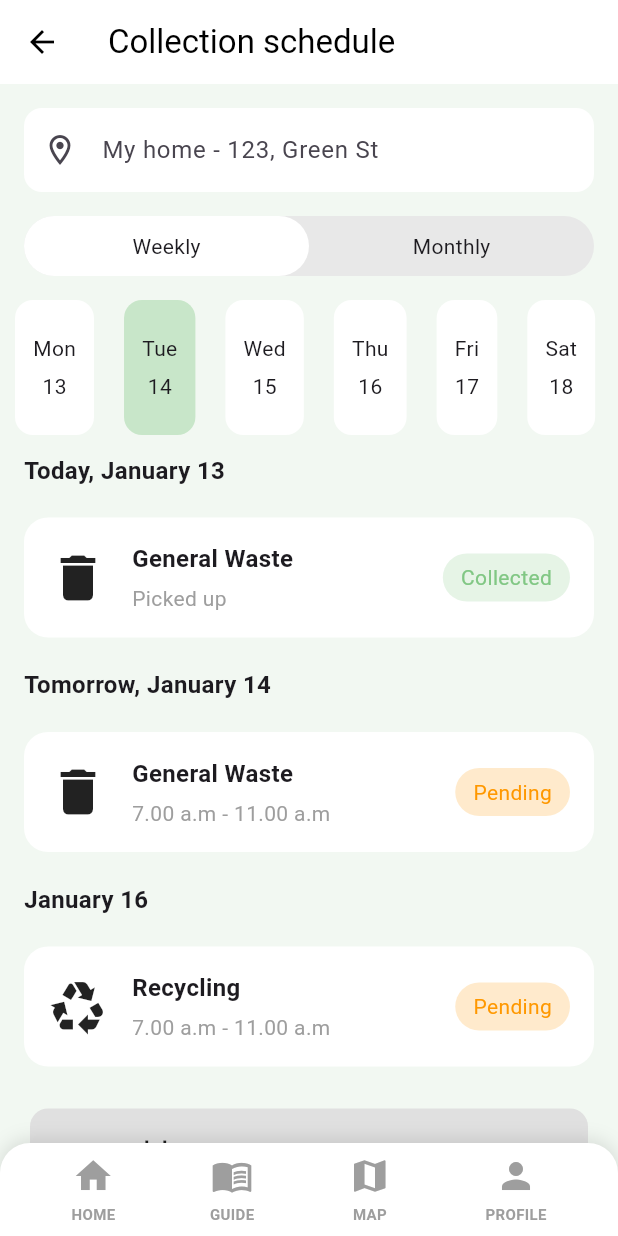
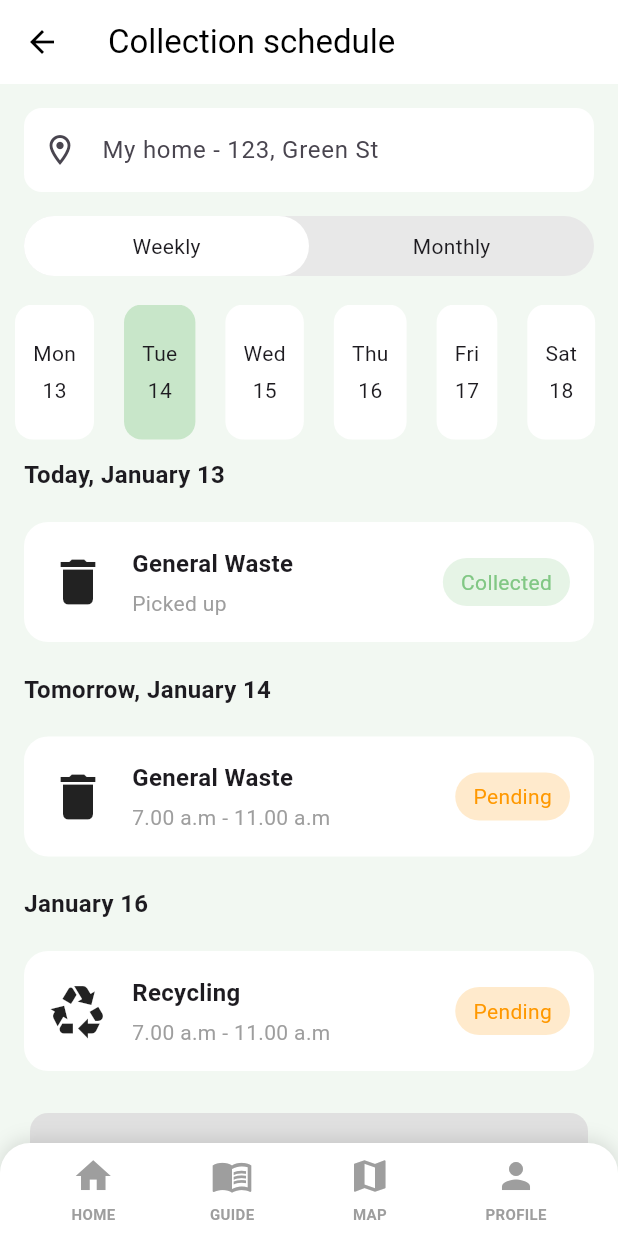
Before and after one commit to ishan2120/Enviora.sdgp, a Flutter app: the CollectionSchedulePage screen opened directly, on a phone screen of 412 x 824 dp. Run offline on Flutter 3.47's test engine with Material 3 defaults, Android fonts, the phone set to English and light mode, and no system bars; our stand-ins replace device_preview.

Commit message:
Update collection_schedule_page.dart
changed the height of the sizedbox to 19

```diff
--- a/lib/pages/collection_schedule_page.dart
+++ b/lib/pages/collection_schedule_page.dart
@@ -94,7 +94,7 @@ class _CollectionSchedulePageState extends State<CollectionSchedulePage> {
               ),
             ),
 
-            SizedBox(height: 16),
+            SizedBox(height: 19),
 
             // Week days row
             SizedBox(
@@ -125,8 +125,9 @@ class _CollectionSchedulePageState extends State<CollectionSchedulePage> {
                         horizontal: 12,
                       ),
                       decoration: BoxDecoration(
-                        color:
-                            isSelected ? Colors.green.shade100 : Colors.white,
+                        color: isSelected
+                            ? Colors.green.shade100
+                            : Colors.white,
                         borderRadius: BorderRadius.circular(12),
                       ),
                       child: Column(
```
